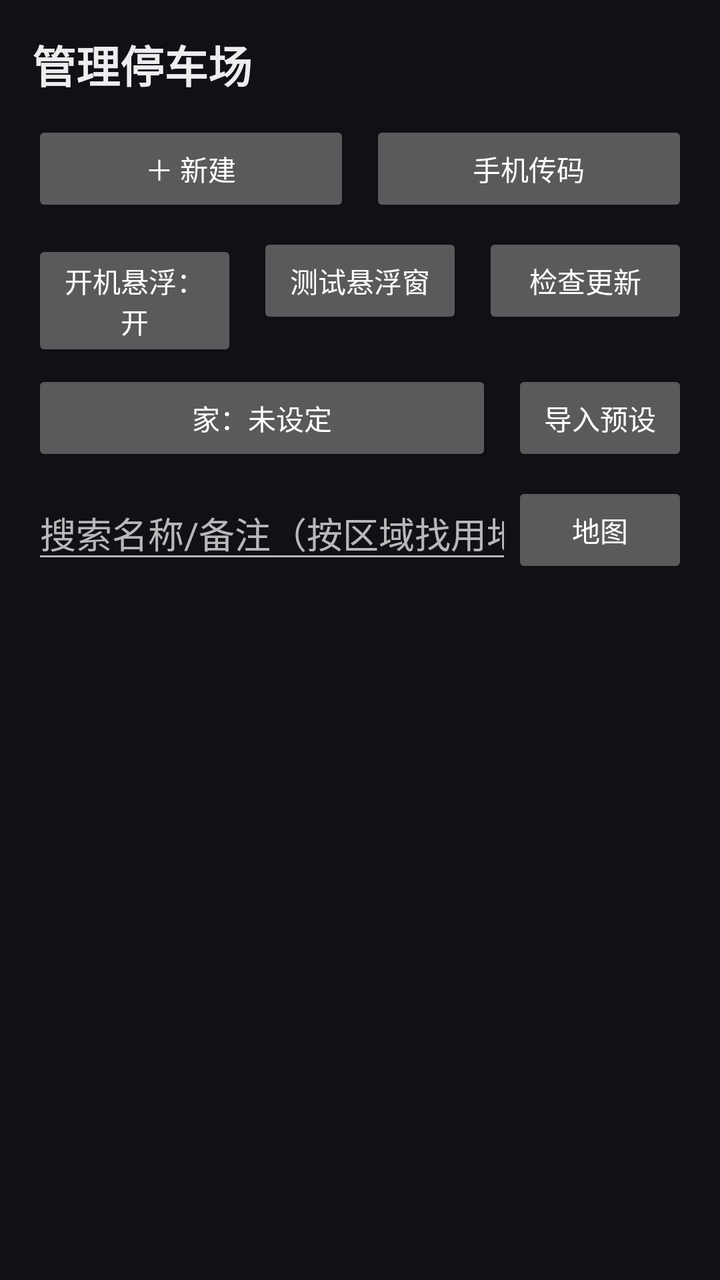
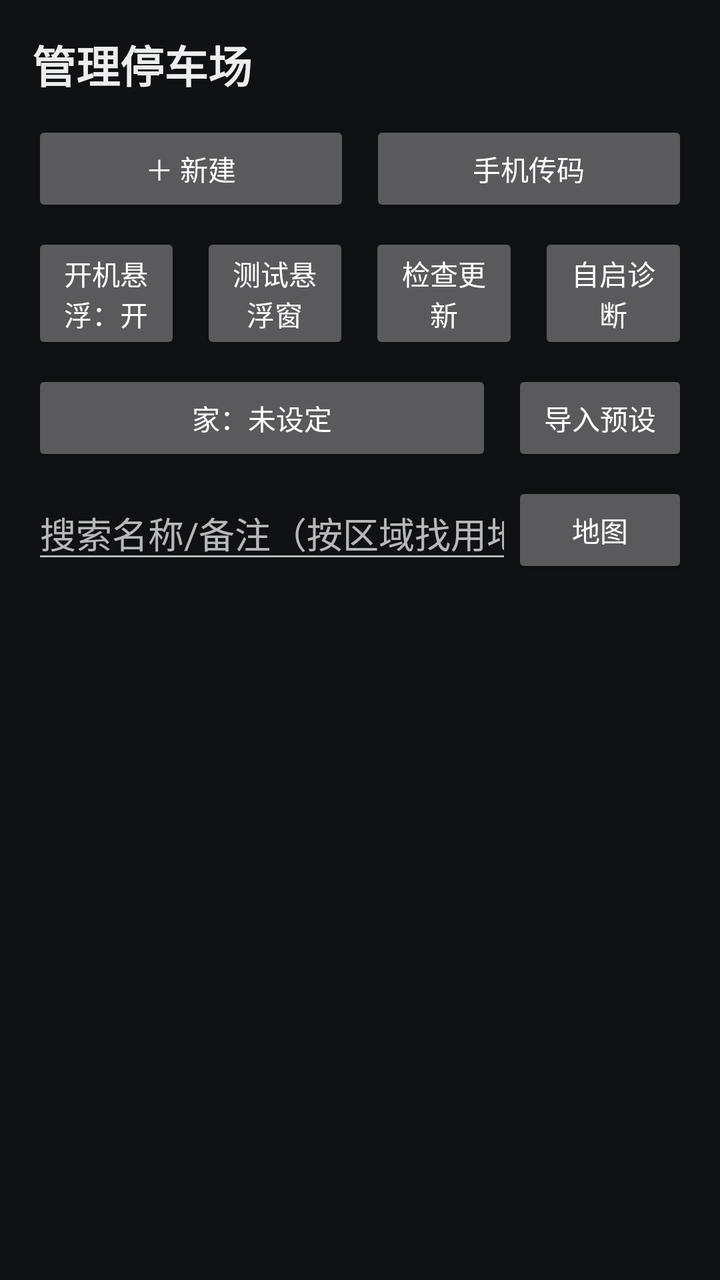

Before-and-after screenshots of an Android layout around one commit, followed by the original layout XML and the change that was made.
<!-- AndroidManifest.xml: application theme Theme.ParkQR -->
<!-- res/layout/activity_manage.xml -->
<?xml version="1.0" encoding="utf-8"?>
<LinearLayout xmlns:android="http://schemas.android.com/apk/res/android"
    android:layout_width="match_parent"
    android:layout_height="match_parent"
    android:orientation="vertical"
    android:background="@color/bg"
    android:padding="16dp">

    <TextView
        android:layout_width="match_parent"
        android:layout_height="wrap_content"
        android:textColor="@color/text"
        android:textSize="22sp"
        android:textStyle="bold"
        android:text="管理停车场" />

    <LinearLayout
        android:layout_width="match_parent"
        android:layout_height="wrap_content"
        android:layout_marginTop="12dp"
        android:orientation="horizontal">

        <Button
            android:id="@+id/btnNew"
            android:layout_width="0dp"
            android:layout_height="wrap_content"
            android:layout_weight="1"
            android:text="＋ 新建" />

        <Space android:layout_width="10dp" android:layout_height="1dp" />

        <Button
            android:id="@+id/btnServer"
            android:layout_width="0dp"
            android:layout_height="wrap_content"
            android:layout_weight="1"
            android:text="手机传码" />
    </LinearLayout>

    <LinearLayout
        android:layout_width="match_parent"
        android:layout_height="wrap_content"
        android:layout_marginTop="8dp"
        android:orientation="horizontal">

        <Button
            android:id="@+id/btnBootOverlay"
            android:layout_width="0dp"
            android:layout_height="wrap_content"
            android:layout_weight="1"
            android:text="开机悬浮：开" />

        <Space android:layout_width="10dp" android:layout_height="1dp" />

        <Button
            android:id="@+id/btnTestOverlay"
            android:layout_width="0dp"
            android:layout_height="wrap_content"
            android:layout_weight="1"
            android:text="测试悬浮窗" />

        <Space android:layout_width="10dp" android:layout_height="1dp" />

        <Button
            android:id="@+id/btnUpdate"
            android:layout_width="0dp"
            android:layout_height="wrap_content"
            android:layout_weight="1"
            android:text="检查更新" />
    </LinearLayout>

    <LinearLayout
        android:layout_width="match_parent"
        android:layout_height="wrap_content"
        android:layout_marginTop="8dp"
        android:orientation="horizontal">

        <Button
            android:id="@+id/btnHome"
            android:layout_width="0dp"
            android:layout_height="wrap_content"
            android:layout_weight="1"
            android:text="家：未设定" />

        <Space android:layout_width="10dp" android:layout_height="1dp" />

        <Button
            android:id="@+id/btnImport"
            android:layout_width="wrap_content"
            android:layout_height="wrap_content"
            android:text="导入预设" />
    </LinearLayout>

    <LinearLayout
        android:layout_width="match_parent"
        android:layout_height="wrap_content"
        android:layout_marginTop="8dp"
        android:orientation="horizontal"
        android:gravity="center_vertical">

        <EditText
            android:id="@+id/inSearch"
            android:layout_width="0dp"
            android:layout_height="wrap_content"
            android:layout_weight="1"
            android:hint="搜索名称/备注（按区域找用地图）"
            android:maxLines="1"
            android:inputType="text" />

        <Button
            android:id="@+id/btnMap"
            android:layout_width="wrap_content"
            android:layout_height="wrap_content"
            android:text="地图" />
    </LinearLayout>

    <androidx.recyclerview.widget.RecyclerView
        android:id="@+id/list"
        android:layout_width="match_parent"
        android:layout_height="0dp"
        android:layout_weight="1"
        android:layout_marginTop="12dp"
        android:clipToPadding="false" />

    <TextView
        android:id="@+id/emptyHint"
        android:layout_width="match_parent"
        android:layout_height="wrap_content"
        android:layout_marginTop="24dp"
        android:gravity="center"
        android:textColor="@color/text_dim"
        android:visibility="gone"
        android:text="还没有停车场" />
</LinearLayout>
<!-- resources referenced by this layout -->
<resources>
  <color name="bg">#FF101114</color>
  <color name="text">#FFECEDEE</color>
  <color name="text_dim">#FF8A8F98</color>
  <style name="Theme.ParkQR" parent="Theme.MaterialComponents.NoActionBar">
          <item name="android:windowBackground">@color/bg</item>
          <item name="colorPrimary">@color/accent</item>
          <item name="colorAccent">@color/accent</item>
      </style>
  <color name="accent">#FF3B7DED</color>
</resources>

<!-- the commit's change to res/layout/activity_manage.xml (unified diff, before → after) -->
@@ -67,6 +67,15 @@
             android:layout_height="wrap_content"
             android:layout_weight="1"
             android:text="检查更新" />
+
+        <Space android:layout_width="10dp" android:layout_height="1dp" />
+
+        <Button
+            android:id="@+id/btnBootDiag"
+            android:layout_width="0dp"
+            android:layout_height="wrap_content"
+            android:layout_weight="1"
+            android:text="自启诊断" />
     </LinearLayout>
 
     <LinearLayout
